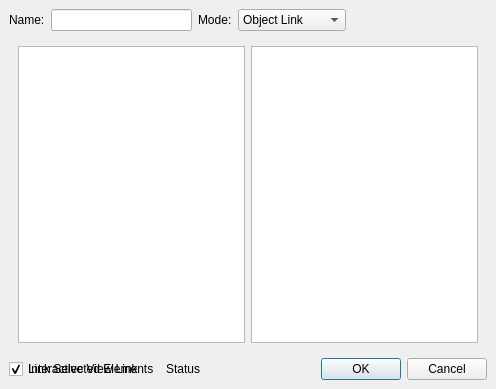
Qt form Qt/Components/Resources/UI/pqLinksEditor.ui (Kitware/ParaView) before a commit.
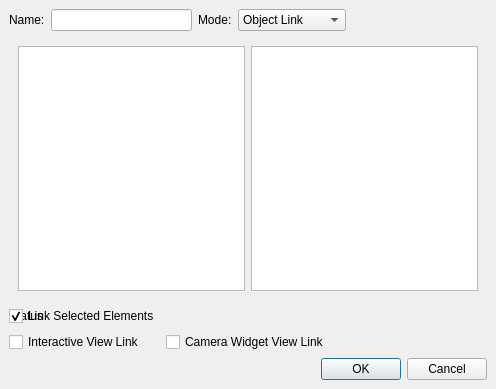
The same form after that commit.

Commit message:
Add a camera widget view link
The proxy link is augmented with a new property to know how to handle
exceptions. They can be a black list (as before, default) or a white
list. Camera widget view link needs no properties linked, so we just set
it to white list with no exception.

Add link beside interactive view link in camera link and link manager.

Diff of the .ui file:
```diff
--- a/Qt/Components/Resources/UI/pqLinksEditor.ui
+++ b/Qt/Components/Resources/UI/pqLinksEditor.ui
@@ -148,23 +148,33 @@
      </item>
     </layout>
    </item>
-   <item row="2" column="0" >
-    <widget class="QCheckBox" name="interactiveViewLinkCheckBox" >
-     <property name="text" >
-      <string>Interactive View Link</string>
-     </property>
-     <property name="visible" >
-      <bool>false</bool>
-     </property>
-    </widget>
-   </item>
-   <item row="2" column="1">
+   <item row="2" column="0">
     <widget class="QLabel" name="status">
      <property name="text">
       <string>Status</string>
      </property>
     </widget>
    </item>
+   <item row="3" column="0" >
+    <widget class="QCheckBox" name="interactiveViewLinkCheckBox" >
+     <property name="text" >
+      <string>Interactive View Link</string>
+     </property>
+     <property name="visible" >
+      <bool>false</bool>
+     </property>
+    </widget>
+   </item>
+   <item row="3" column="1" >
+    <widget class="QCheckBox" name="cameraWidgetViewLinkCheckBox" >
+     <property name="text" >
+      <string>Camera Widget View Link</string>
+     </property>
+     <property name="visible" >
+      <bool>false</bool>
+     </property>
+    </widget>
+   </item>
    <item row="2" column="0" >
     <widget class="QCheckBox" name="convertToIndicesCheckBox">
      <property name="toolTip">
@@ -181,7 +191,7 @@
      </property>
     </widget>
    </item>
-   <item row="2" column="1" >
+   <item row="4" column="1" >
     <widget class="QDialogButtonBox" name="buttonBox" >
      <property name="orientation" >
       <enum>Qt::Horizontal</enum>
```
The commit also changes 12 other files.
